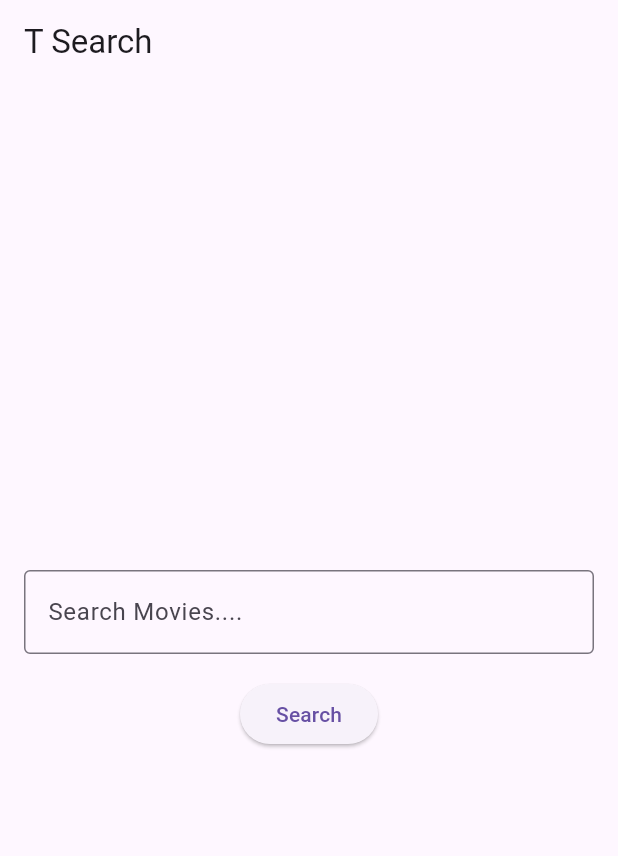
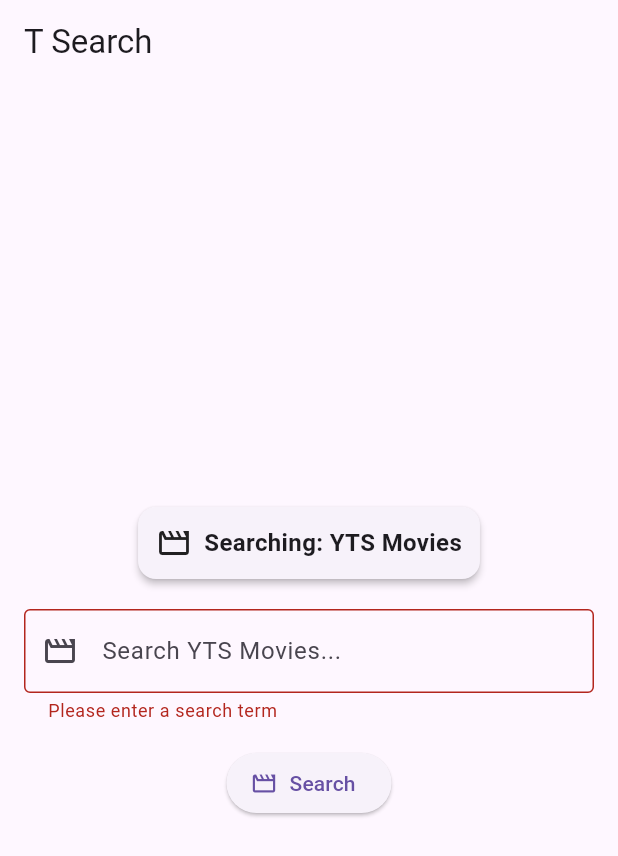
Before and after one commit to anishgowda21/torret-seach, a Flutter app: the screen it shows after launch, after a tap on "Search", on a phone screen of 412 x 824 dp. Shown: the top 856 px of the screen. Run offline on Flutter 3.47's test engine with Material 3 defaults, Android fonts, the phone set to English and light mode, and no system bars; our stand-ins replace flutter_dotenv; missing offline and left inert: language_picker.

Commit message:
creates abstract class for search providers

```diff
--- a/lib/screens/search_screen.dart
+++ b/lib/screens/search_screen.dart
@@ -1,6 +1,7 @@
+// search_screen.dart
 import 'package:flutter/material.dart';
-import 'package:my_app/screens/yts_results_screen.dart';
-import 'package:my_app/services/yts_api_service.dart';
+import 'package:my_app/services/search_service_provider.dart';
+import 'package:my_app/widgets/service_selection_dropdown.dart';
 
 class SearchScreen extends StatefulWidget {
   const SearchScreen({super.key});
@@ -11,9 +12,10 @@ class SearchScreen extends StatefulWidget {
 
 class _SearchScreenState extends State<SearchScreen> {
   final TextEditingController _searchController = TextEditingController();
+  final FocusNode _searchFocusNode = FocusNode();
   bool _isLoading = false;
-  final YtsApiService _apiService = YtsApiService();
-  final FocusNode _searchFocusNode = FocusNode();
+  final SearchServiceProvider _serviceProvider = SearchServiceProvider();
+  String? _errorMessage;
 
   @override
   Widget build(BuildContext context) {
@@ -25,21 +27,45 @@ class _SearchScreenState extends State<SearchScreen> {
           child: Column(
             mainAxisAlignment: MainAxisAlignment.center,
             children: [
+              // Service selection dropdown
+              ServiceSelectionDropdown(
+                serviceProvider: _serviceProvider,
+                onServiceChanged: (service) {
+                  setState(() {
+                    _serviceProvider.currentService = service;
+                    // Update hint text when service changes
+                    _errorMessage = null;
+                  });
+                },
+              ),
+              SizedBox(height: 16),
+              // Search input field
               TextField(
                 controller: _searchController,
                 focusNode: _searchFocusNode,
                 decoration: InputDecoration(
-                  hintText: "Search Movies....",
+                  hintText:
+                      "Search ${_serviceProvider.currentService.serviceName}...",
                   border: OutlineInputBorder(),
+                  prefixIcon: Icon(_serviceProvider.currentService.serviceIcon),
+                  errorText: _errorMessage,
                 ),
                 textInputAction: TextInputAction.search,
                 onSubmitted: (_) => _performSearch(),
               ),
               SizedBox(height: 16),
-              ElevatedButton(
+              // Search button
+              ElevatedButton.icon(
                 onPressed: _isLoading ? null : _performSearch,
-                child:
-                    _isLoading ? CircularProgressIndicator() : Text('Search'),
+                icon:
+                    _isLoading
+                        ? SizedBox(
+                          width: 20,
+                          height: 20,
+                          child: CircularProgressIndicator(strokeWidth: 2),
+                        )
+                        : Icon(_serviceProvider.currentService.serviceIcon),
+                label: Text(_isLoading ? 'Searching...' : 'Search'),
               ),
             ],
           ),
@@ -51,24 +77,37 @@ class _SearchScreenState extends State<SearchScreen> {
   void _performSearch() async {
     if (_isLoading) return;
     String query = _searchController.text;
-    if (query.trim().isEmpty) return;
+    if (query.trim().isEmpty) {
+      setState(() {
+        _errorMessage = "Please enter a search term";
+      });
+      return;
+    }
+
+    // Clear error if any
+    setState(() {
+      _errorMessage = null;
+    });
+
+    // Dismiss keyboard
     _searchFocusNode.unfocus();
+
     setState(() {
       _isLoading = true;
     });
 
     try {
-      final results = await _apiService.searchMovies(query);
+      final service = _serviceProvider.currentService;
+      final results = await service.search(query);
+
       if (mounted) {
+        // The service knows how to create the appropriate screen for its results
         Navigator.push(
           context,
           MaterialPageRoute(
             builder:
-                (context) => YtsResultsScreen(
-                  initialResults: results,
-                  initialQuery: query,
-                  apiService: _apiService,
-                ),
+                (context) =>
+                    service.createResultsScreen(results: results, query: query),
           ),
         ).then((_) {
           if (mounted) _searchController.clear();
@@ -76,16 +115,25 @@ class _SearchScreenState extends State<SearchScreen> {
       }
     } catch (e) {
       if (mounted) {
-        // Guard ScaffoldMessenger
-        ScaffoldMessenger.of(
-          context,
-        ).showSnackBar(SnackBar(content: Text(e.toString())));
+        setState(() {
+          _errorMessage = _formatError(e);
+        });
       }
     } finally {
       setState(() {
         _isLoading = false;
       });
     }
+  }
+
+  String _formatError(dynamic e) {
+    final message = e.toString();
+    if (message.contains('internet')) {
+      return 'Please check your internet connection';
+    } else if (message.contains('timed out')) {
+      return 'The request took too long. Try again';
+    }
+    return 'Error: ${message.replaceAll('Exception: ', '')}';
   }
 
   @override
--- a/lib/screens/yts_results_screen.dart
+++ b/lib/screens/yts_results_screen.dart
@@ -1,17 +1,15 @@
 import 'package:flutter/material.dart';
 import 'package:my_app/model/yts_search_result.dart';
 import 'package:my_app/screens/base_results_screen.dart';
-import 'package:my_app/services/yts_api_service.dart';
-import 'package:my_app/widgets/movie_card.dart';
+import 'package:my_app/services/yts_search_service.dart';
+import 'package:my_app/widgets/yts_movie_card.dart';
 
 class YtsResultsScreen extends BaseResultsScreen<Movie> {
   final YtsSearchResult initialResults;
-  final YtsApiService apiService;
 
   YtsResultsScreen({
     super.key,
     required this.initialResults,
-    required this.apiService,
     required super.initialQuery,
   }) : super(initialItems: initialResults.data);
 
@@ -20,14 +18,8 @@ class YtsResultsScreen extends BaseResultsScreen<Movie> {
 }
 
 class YtsResultsScreenState extends BaseResultsScreenState<Movie> {
+  final YtsSearchService _apiService = YtsSearchService();
   static const int maxItems = 50;
-  late YtsApiService _apiService;
-
-  @override
-  void initState() {
-    super.initState();
-    _apiService = (widget as YtsResultsScreen).apiService; // Get it from widget
-  }
 
   @override
   String get appBarTitle => 'YTS Results';
@@ -42,7 +34,7 @@ class YtsResultsScreenState extends BaseResultsScreenState<Movie> {
     });
 
     try {
-      final newResults = await _apiService.searchMovies(query);
+      final newResults = await _apiService.search(query);
       if (mounted) {
         setState(() {
           items = newResults.data.take(maxItems).toList();
@@ -61,6 +53,6 @@ class YtsResultsScreenState extends BaseResultsScreenState<Movie> {
 
   @override
   Widget buildListItem(BuildContext context, Movie movie) {
-    return MovieCard(movie: movie);
+    return YtsMovieCard(movie: movie);
   }
 }
--- /dev/null
+++ b/lib/services/search_service.dart
@@ -0,0 +1,23 @@
+import 'package:flutter/material.dart';
+import 'package:my_app/screens/base_results_screen.dart';
+
+abstract class SearchService<T, R> {
+  String get serviceName;
+
+  String get serviceId;
+
+  IconData get serviceIcon;
+
+  Future<T> search(String query);
+
+  BaseResultsScreen<R> createResultsScreen({
+    required T results,
+    required String query,
+  });
+
+  Future<bool> isAvailable();
+
+  List<R> getItemsFromResults(T results);
+
+  String? getErrorFromResults(T results);
+}
--- /dev/null
+++ b/lib/services/search_service_provider.dart
@@ -0,0 +1,68 @@
+import 'package:flutter/material.dart';
+import 'package:my_app/services/search_service.dart';
+import 'package:my_app/services/yts_search_service.dart';
+
+class SearchServiceProvider extends ChangeNotifier {
+  static final SearchServiceProvider _instance =
+      SearchServiceProvider._internal();
+
+  factory SearchServiceProvider() {
+    return _instance;
+  }
+
+  SearchServiceProvider._internal() {
+    _initializeServices();
+  }
+
+  final List<SearchService> _services = [];
+
+  SearchService? _currentService;
+
+  List<SearchService> get availableServices => _services;
+
+  SearchService get currentService {
+    if (_currentService == null) {
+      if (_services.isNotEmpty) {
+        _currentService = _services.first;
+      } else {
+        throw Exception("No search services available");
+      }
+    }
+    return _currentService!;
+  }
+
+  set currentService(SearchService service) {
+    if (!_services.contains(service)) {
+      throw Exception("Service not registered");
+    }
+    _currentService = service;
+    notifyListeners();
+  }
+
+  void _initializeServices() {
+    _services.add(YtsSearchService());
+
+    if (_services.isNotEmpty) {
+      _currentService = _services.first;
+    }
+  }
+
+  SearchService? getServiceById(String id) {
+    try {
+      return _services.firstWhere((service) => service.serviceId == id);
+    } catch (e) {
+      return null;
+    }
+  }
+
+  Future<Map<String, bool>> checkAvailability() async {
+    final Map<String, bool> availabilityMap = {};
+
+    for (var service in _services) {
+      final isAvailable = await service.isAvailable();
+      availabilityMap[service.serviceId] = isAvailable;
+    }
+
+    return availabilityMap;
+  }
+}
--- a/lib/services/yts_api_service.dart
+++ b/lib/services/yts_search_service.dart
@@ -1,19 +1,36 @@
+// yts_search_service.dart
+import 'package:flutter/material.dart';
 import 'package:http/http.dart' as http;
 import 'dart:convert';
 import 'dart:io';
 import 'dart:async';
 import 'package:flutter_dotenv/flutter_dotenv.dart';
 import 'package:my_app/model/yts_search_result.dart';
+import 'package:my_app/screens/base_results_screen.dart';
+import 'package:my_app/screens/yts_results_screen.dart';
+import 'package:my_app/services/search_service.dart';
 
-class YtsApiService {
+class YtsSearchService implements SearchService<YtsSearchResult, Movie> {
   final String baseUrl = dotenv.env['API_URL'] ?? '';
   final Duration timeout = Duration(seconds: 10);
 
-  Future<YtsSearchResult> searchMovies(String query) async {
+  @override
+  String get serviceName => 'YTS Movies';
+
+  @override
+  String get serviceId => 'yts';
+
+  @override
+  IconData get serviceIcon => Icons.movie_outlined;
+
+  @override
+  Future<YtsSearchResult> search(String query) async {
     try {
       final encodedQuery = Uri.encodeComponent(query);
       final url = '$baseUrl/yts?query=$encodedQuery&img=true';
-      if (baseUrl == "") throw Exception("No Base URL");
+
+      if (baseUrl.isEmpty) throw Exception("API URL not configured");
+
       final response = await http.get(Uri.parse(url)).timeout(timeout);
 
       Map<String, dynamic> responseData;
@@ -31,6 +48,7 @@ class YtsApiService {
         try {
           final searchResponse = YtsSearchResult.fromJson(responseData);
 
+          // Process movies (e.g., transform torrents)
           for (var movie in searchResponse.data) {
             movie.transformTorrents();
           }
@@ -58,4 +76,37 @@ class YtsApiService {
       throw Exception('Unexpected error: $e');
     }
   }
+
+  @override
+  BaseResultsScreen<Movie> createResultsScreen({
+    required YtsSearchResult results,
+    required String query,
+  }) {
+    return YtsResultsScreen(initialResults: results, initialQuery: query);
+  }
+
+  @override
+  List<Movie> getItemsFromResults(YtsSearchResult results) {
+    return results.data;
+  }
+
+  @override
+  String? getErrorFromResults(YtsSearchResult results) {
+    return results.status != 'ok' ? results.status : null;
+  }
+
+  @override
+  Future<bool> isAvailable() async {
+    if (baseUrl.isEmpty) return false;
+
+    try {
+      final response = await http
+          .get(Uri.parse('$baseUrl/yts'))
+          .timeout(Duration(seconds: 3));
+
+      return response.statusCode == 200;
+    } catch (_) {
+      return false;
+    }
+  }
 }
--- /dev/null
+++ b/lib/widgets/service_selection_dropdown.dart
@@ -0,0 +1,80 @@
+import 'package:flutter/material.dart';
+import 'package:my_app/services/search_service.dart';
+import 'package:my_app/services/search_service_provider.dart';
+
+class ServiceSelectionDropdown extends StatelessWidget {
+  final SearchServiceProvider serviceProvider;
+  final Function(SearchService) onServiceChanged;
+
+  const ServiceSelectionDropdown({
+    super.key,
+    required this.serviceProvider,
+    required this.onServiceChanged,
+  });
+
+  @override
+  Widget build(BuildContext context) {
+    final services = serviceProvider.availableServices;
+    final currentService = serviceProvider.currentService;
+
+    // If there's only one service, just show its name
+    if (services.length <= 1) {
+      return Card(
+        elevation: 2,
+        child: Padding(
+          padding: const EdgeInsets.all(12.0),
+          child: Row(
+            mainAxisSize: MainAxisSize.min,
+            children: [
+              Icon(currentService.serviceIcon),
+              SizedBox(width: 8),
+              Text(
+                "Searching: ${currentService.serviceName}",
+                style: TextStyle(fontSize: 16, fontWeight: FontWeight.bold),
+              ),
+            ],
+          ),
+        ),
+      );
+    }
+
+    // Otherwise, show dropdown with all available services
+    return Card(
+      elevation: 2,
+      child: Padding(
+        padding: const EdgeInsets.symmetric(horizontal: 12.0),
+        child: DropdownButtonHideUnderline(
+          child: DropdownButton<String>(
+            isExpanded: true,
+            value: currentService.serviceId,
+            icon: const Icon(Icons.arrow_drop_down),
+            onChanged: (String? serviceId) {
+              if (serviceId != null) {
+                final service = serviceProvider.getServiceById(serviceId);
+                if (service != null) {
+                  onServiceChanged(service);
+                }
+              }
+            },
+            items:
+                services.map<DropdownMenuItem<String>>((SearchService service) {
+                  return DropdownMenuItem<String>(
+                    value: service.serviceId,
+                    child: Row(
+                      children: [
+                        Icon(service.serviceIcon),
+                        SizedBox(width: 12),
+                        Text(
+                          service.serviceName,
+                          style: TextStyle(fontSize: 16),
+                        ),
+                      ],
+                    ),
+                  );
+                }).toList(),
+          ),
+        ),
+      ),
+    );
+  }
+}
--- a/lib/widgets/torrent_dropdown.dart
+++ b/lib/widgets/yts_torrent_dropdown.dart
@@ -1,10 +1,10 @@
 import 'package:flutter/material.dart';
 import 'package:my_app/model/yts_search_result.dart';
 
-class TorrentDropdown extends StatelessWidget {
+class YtsTorrentDropdown extends StatelessWidget {
   final List<Torrent> torrents;
 
-  const TorrentDropdown({required this.torrents, super.key});
+  const YtsTorrentDropdown({required this.torrents, super.key});
 
   @override
   Widget build(BuildContext context) {
```
Also changed, not shown: lib/widgets/yts_movie_card.dart (renamed from lib/widgets/movie_card.dart, +4 -4 lines).
